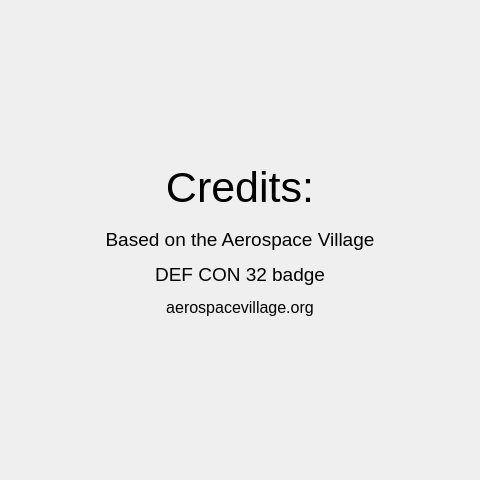
Above: aeroscan-gui/winglet-ui/window/credits.ui from kendelmccarley/AeroScan before the change. Below: the same form after it.
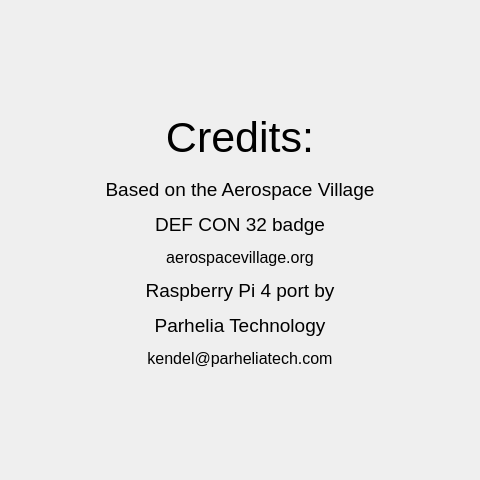
That is the form after the change.

Commit message: Credits: add Raspberry Pi 4 port attribution to Parhelia Technology

Diff of the .ui file:
```diff
--- a/aeroscan-gui/winglet-ui/window/credits.ui
+++ b/aeroscan-gui/winglet-ui/window/credits.ui
@@ -67,7 +67,7 @@
    <item>
     <widget class="QLabel" name="label">
      <property name="text">
-      <string>&lt;html&gt;&lt;head/&gt;&lt;body&gt;&lt;p&gt;&lt;span style=&quot; font-size:14pt;&quot;&gt;Based on the Aerospace Village&lt;/span&gt;&lt;/p&gt;&lt;p&gt;&lt;span style=&quot; font-size:14pt;&quot;&gt;DEF CON 32 badge&lt;/span&gt;&lt;/p&gt;&lt;p&gt;&lt;span style=&quot; font-size:12pt;&quot;&gt;aerospacevillage.org&lt;/span&gt;&lt;/p&gt;&lt;/body&gt;&lt;/html&gt;</string>
+      <string>&lt;html&gt;&lt;head/&gt;&lt;body&gt;&lt;p&gt;&lt;span style=&quot; font-size:14pt;&quot;&gt;Based on the Aerospace Village&lt;/span&gt;&lt;/p&gt;&lt;p&gt;&lt;span style=&quot; font-size:14pt;&quot;&gt;DEF CON 32 badge&lt;/span&gt;&lt;/p&gt;&lt;p&gt;&lt;span style=&quot; font-size:12pt;&quot;&gt;aerospacevillage.org&lt;/span&gt;&lt;/p&gt;&lt;p&gt;&lt;span style=&quot; font-size:14pt;&quot;&gt;Raspberry Pi 4 port by&lt;/span&gt;&lt;/p&gt;&lt;p&gt;&lt;span style=&quot; font-size:14pt;&quot;&gt;Parhelia Technology&lt;/span&gt;&lt;/p&gt;&lt;p&gt;&lt;span style=&quot; font-size:12pt;&quot;&gt;kendel@parheliatech.com&lt;/span&gt;&lt;/p&gt;&lt;/body&gt;&lt;/html&gt;</string>
      </property>
      <property name="alignment">
       <set>Qt::AlignCenter</set>
```
